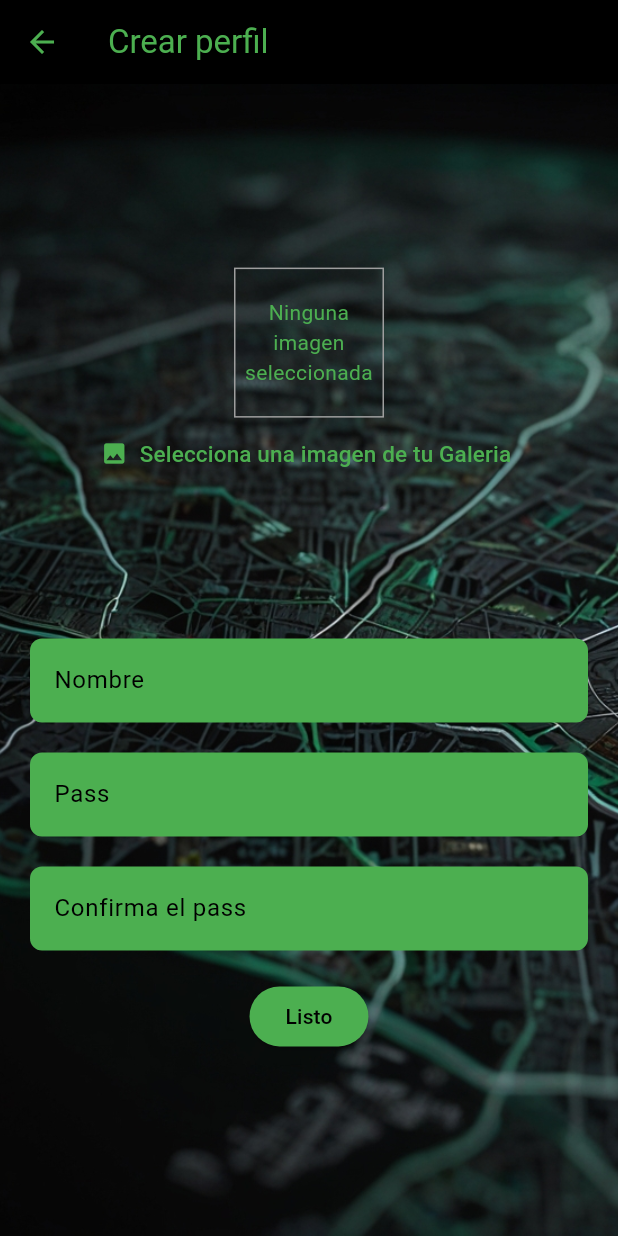
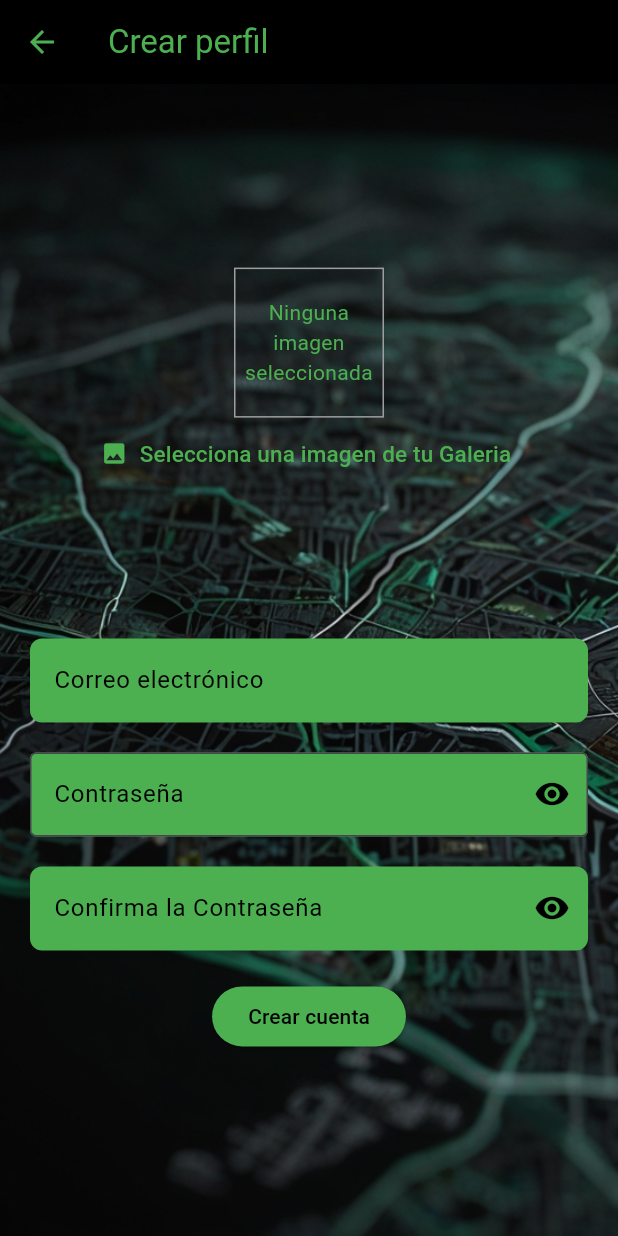
Before and after one commit to German1127/Warded, a Flutter app: the CrearCuenta screen opened directly, on a phone screen of 412 x 824 dp. Run offline on Flutter 3.47's test engine with Material 3 defaults, Android fonts, the phone set to English and light mode, and no system bars; our stand-ins replace bloc, cloud_firestore, equatable, firebase_core, firebase_messaging, flutter_bloc and 3 more; missing offline and left inert: barcode_scan2; accounts and stored records are empty.

Commit message:
campos mejorados y en vez de nombe pide correo electronico

```diff
--- a/lib/campos/campo_contraseña.dart
+++ b/lib/campos/campo_contraseña.dart
@@ -1,7 +1,7 @@
 import 'package:flutter/material.dart';
 
 class CampoPass extends StatefulWidget {
-  const CampoPass({super.key});
+  const CampoPass({Key? key});
 
   @override
   CampoPassState createState() => CampoPassState();
@@ -16,8 +16,8 @@ class CampoPassState extends State<CampoPass> {
       obscureText: _obscureText,
       style: const TextStyle(color: Colors.black),
       decoration: InputDecoration(
-        labelText: 'Contraseña',
-        labelStyle: const TextStyle(color: Colors.black),
+        hintText: 'Contraseña',
+        hintStyle: TextStyle(color: Colors.black),
         filled: true,
         fillColor: Colors.green,
         border: const OutlineInputBorder(),
--- a/lib/campos/campo_nombre_de_usuario.dart
+++ b/lib/campos/campo_correo_elec.dart
@@ -3,15 +3,15 @@ import 'package:flutter/material.dart';
 class CampoNombreDeUsuario extends StatelessWidget {
   final String labelText;
 
-  const CampoNombreDeUsuario({super.key, required this.labelText});
+  const CampoNombreDeUsuario({Key? key, required this.labelText});
 
   @override
   Widget build(BuildContext context) {
     return TextField(
       style: const TextStyle(color: Colors.black),
       decoration: InputDecoration(
-        labelText: labelText,
-        labelStyle: const TextStyle(color: Colors.black),
+        hintText: labelText,
+        hintStyle: TextStyle(color: Colors.black),
         filled: true,
         fillColor: Colors.green,
         border: OutlineInputBorder(
--- a/lib/campos/campo_registro_confirmar_pass.dart
+++ b/lib/campos/campo_registro_confirmar_pass.dart
@@ -1,23 +1,43 @@
 import 'package:flutter/material.dart';
 
-class CampoRegistroConfirmarPass extends StatelessWidget {
+class CampoRegistroConfirmarPass extends StatefulWidget {
   final String labelText;
 
-  const CampoRegistroConfirmarPass({super.key, required this.labelText});
+  const CampoRegistroConfirmarPass({Key? key, required this.labelText})
+      : super(key: key);
+
+  @override
+  _CampoRegistroConfirmarPassState createState() =>
+      _CampoRegistroConfirmarPassState();
+}
+
+class _CampoRegistroConfirmarPassState
+    extends State<CampoRegistroConfirmarPass> {
+  bool _obscureText = true;
 
   @override
   Widget build(BuildContext context) {
     return TextField(
       style: const TextStyle(color: Colors.black),
+      obscureText: _obscureText,
       decoration: InputDecoration(
-        labelText: labelText,
-        labelStyle: const TextStyle(color: Colors.black),
+        hintText: widget.labelText,
+        hintStyle: TextStyle(color: Colors.black),
         filled: true,
         fillColor: Colors.green,
         border: OutlineInputBorder(
           borderSide: BorderSide.none,
           borderRadius: BorderRadius.circular(8.0),
         ),
+        suffixIcon: IconButton(
+          icon: Icon(_obscureText ? Icons.visibility : Icons.visibility_off),
+          color: Colors.black,
+          onPressed: () {
+            setState(() {
+              _obscureText = !_obscureText;
+            });
+          },
+        ),
       ),
     );
   }
--- a/lib/campos/campo_registro_nombre.dart
+++ b/lib/campos/campo_registro_correo_elec.dart
@@ -3,15 +3,15 @@ import 'package:flutter/material.dart';
 class CampoRegistroNombre extends StatelessWidget {
   final String labelText;
 
-  const CampoRegistroNombre({super.key, required this.labelText});
+  const CampoRegistroNombre({Key? key, required this.labelText});
 
   @override
   Widget build(BuildContext context) {
     return TextField(
       style: const TextStyle(color: Colors.black),
       decoration: InputDecoration(
-        labelText: labelText,
-        labelStyle: const TextStyle(color: Colors.black),
+        hintText: labelText,
+        hintStyle: TextStyle(color: Colors.black),
         filled: true,
         fillColor: Colors.green,
         border: OutlineInputBorder(
--- a/lib/campos/campo_registro_pass.dart
+++ b/lib/campos/campo_registro_pass.dart
@@ -1,22 +1,39 @@
 import 'package:flutter/material.dart';
 
-class CampoRegistroPass extends StatelessWidget {
+class CampoRegistroPass extends StatefulWidget {
   final String labelText;
 
-  const CampoRegistroPass({super.key, required this.labelText});
+  const CampoRegistroPass({Key? key, required this.labelText})
+      : super(key: key);
+
+  @override
+  _CampoRegistroPassState createState() => _CampoRegistroPassState();
+}
+
+class _CampoRegistroPassState extends State<CampoRegistroPass> {
+  bool _obscureText = true;
 
   @override
   Widget build(BuildContext context) {
     return TextField(
+      obscureText: _obscureText,
       style: const TextStyle(color: Colors.black),
       decoration: InputDecoration(
-        labelText: labelText,
-        labelStyle: const TextStyle(color: Colors.black),
+        hintText: 'Contraseña',
+        hintStyle: TextStyle(color: Colors.black),
         filled: true,
         fillColor: Colors.green,
-        border: OutlineInputBorder(
-          borderSide: BorderSide.none,
-          borderRadius: BorderRadius.circular(8.0),
+        border: const OutlineInputBorder(),
+        suffixIcon: IconButton(
+          icon: Icon(
+            _obscureText ? Icons.visibility : Icons.visibility_off,
+            color: Colors.black,
+          ),
+          onPressed: () {
+            setState(() {
+              _obscureText = !_obscureText;
+            });
+          },
         ),
       ),
     );
--- a/lib/crear_cuenta.dart
+++ b/lib/crear_cuenta.dart
@@ -1,7 +1,7 @@
 import 'package:flutter/material.dart';
 import 'package:image_picker/image_picker.dart';
 import 'dart:io';
-import 'Campos/campo_registro_nombre.dart';
+import 'Campos/campo_registro_correo_elec.dart';
 import 'Campos/campo_registro_pass.dart';
 import 'Campos/campo_registro_confirmar_pass.dart';
 import 'Botones/boton_registro.dart';
@@ -111,14 +111,14 @@ class CrearCuenta extends StatelessWidget {
                         child: const ImageInput(),
                       ),
                       const SizedBox(height: 0.0),
-                      const CampoRegistroNombre(labelText: 'Nombre'),
+                      const CampoRegistroNombre(labelText: 'Correo electrónico'),
                       const SizedBox(height: 20.0),
                       const CampoRegistroPass(labelText: 'Pass'),
                       const SizedBox(height: 20.0),
                       const CampoRegistroConfirmarPass(
-                          labelText: 'Confirma el pass'),
+                          labelText: 'Confirma la Contraseña'),
                       const SizedBox(height: 20.0),
-                      const BotonRegistro(text: 'Listo'),
+                      const BotonRegistro(text: 'Crear cuenta'),
                     ],
                   ),
                 ),
--- a/lib/login.dart
+++ b/lib/login.dart
@@ -1,6 +1,6 @@
 import 'package:flutter/material.dart';
 import 'Botones/boton_iniciar_sesion.dart';
-import 'Campos/campo_nombre_de_usuario.dart';
+import 'Campos/campo_correo_elec.dart';
 import 'Campos/campo_contraseña.dart';
 import 'Botones/boton_crear_cuenta.dart';
 
@@ -44,7 +44,7 @@ class Login extends StatelessWidget {
                   const Column(
                     mainAxisAlignment: MainAxisAlignment.center,
                     children: <Widget>[
-                      CampoNombreDeUsuario(labelText: 'Nombre de usuario'),
+                      CampoNombreDeUsuario(labelText: 'Correo electrónico'),
                       SizedBox(height: 20.0),
                       CampoPass(),
                       SizedBox(height: 20.0),
```
